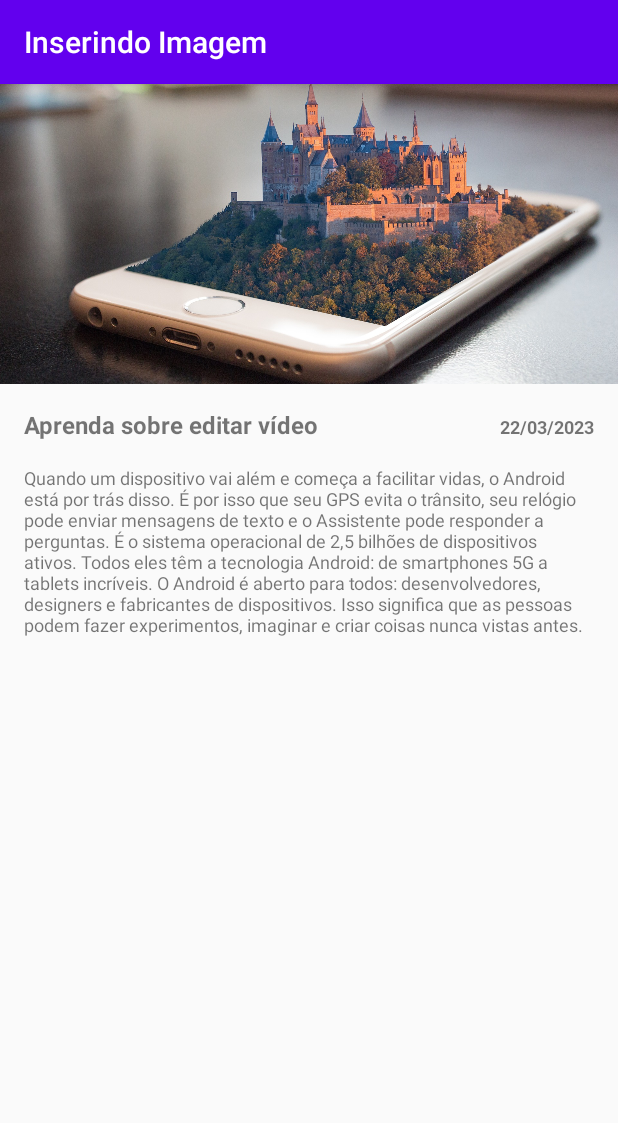
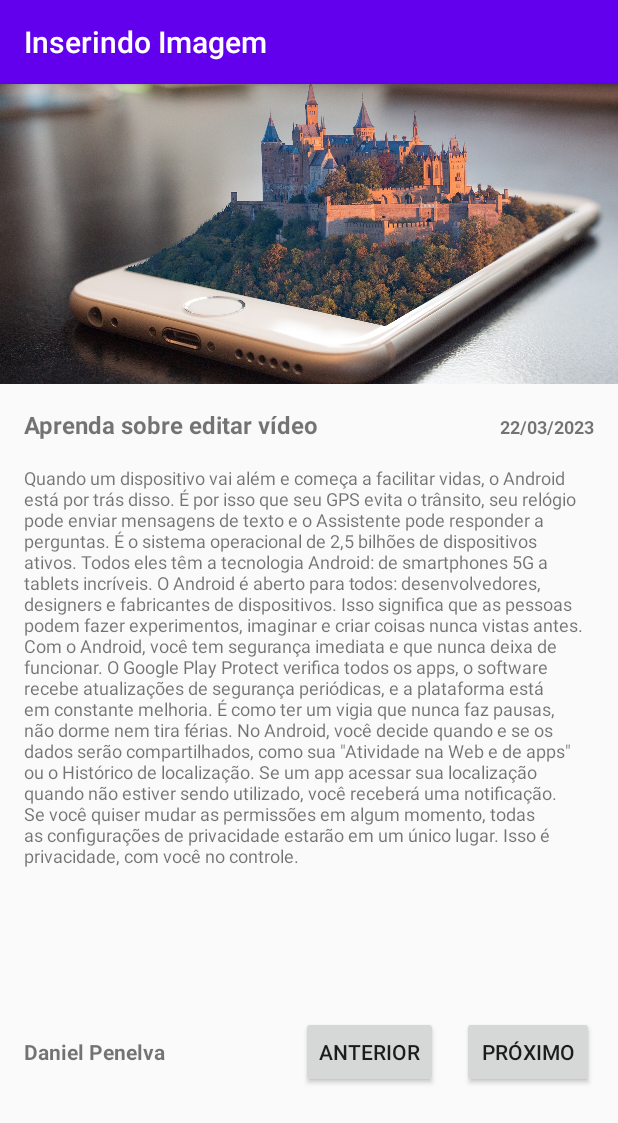
Before and after one commit to Daniel-Penelva/projeto-android-app5-inserindoImagem, an Android app: the screen it shows after launch (MainActivity), on a phone screen of 412 x 824 dp. Shown: the top 1123 px of the screen. Run offline under Robolectric (Android 15) with nearby library versions, the phone set to English and light mode, and no system bars.

Commit message:
Finalizando interface App de notícias

```diff
--- a/app/src/main/AndroidManifest.xml
+++ b/app/src/main/AndroidManifest.xml
@@ -9,7 +9,7 @@
         android:roundIcon="@mipmap/ic_launcher_round"
         android:supportsRtl="true"
         android:theme="@style/AppTheme">
-        <activity android:name=".MainActivity">
+        <activity android:name=".MainActivity" android:screenOrientation="sensor">
             <intent-filter>
                 <action android:name="android.intent.action.MAIN" />
 
--- a/app/src/main/res/layout/activity_main.xml
+++ b/app/src/main/res/layout/activity_main.xml
@@ -1,7 +1,13 @@
 <?xml version="1.0" encoding="utf-8"?>
-<androidx.constraintlayout.widget.ConstraintLayout xmlns:android="http://schemas.android.com/apk/res/android"
+
+<ScrollView xmlns:android="http://schemas.android.com/apk/res/android"
     xmlns:app="http://schemas.android.com/apk/res-auto"
     xmlns:tools="http://schemas.android.com/tools"
+    android:layout_height="match_parent"
+    android:layout_width="match_parent"
+    android:fillViewport="true">
+
+<androidx.constraintlayout.widget.ConstraintLayout
     android:layout_width="match_parent"
     android:layout_height="match_parent"
     tools:context=".MainActivity">
@@ -50,10 +56,48 @@
         android:layout_marginTop="16dp"
         android:layout_marginEnd="16dp"
         android:layout_marginRight="16dp"
-        android:text="Quando um dispositivo vai além e começa a facilitar vidas, o Android está por trás disso. É por isso que seu GPS evita o trânsito, seu relógio pode enviar mensagens de texto e o Assistente pode responder a perguntas. É o sistema operacional de 2,5 bilhões de dispositivos ativos. Todos eles têm a tecnologia Android: de smartphones 5G a tablets incríveis. O Android é aberto para todos: desenvolvedores, designers e fabricantes de dispositivos. Isso significa que as pessoas podem fazer experimentos, imaginar e criar coisas nunca vistas antes."
+        android:text='Quando um dispositivo vai além e começa a facilitar vidas, o Android está por trás disso. É por isso que seu GPS evita o trânsito, seu relógio pode enviar mensagens de texto e o Assistente pode responder a perguntas. É o sistema operacional de 2,5 bilhões de dispositivos ativos. Todos eles têm a tecnologia Android: de smartphones 5G a tablets incríveis. O Android é aberto para todos: desenvolvedores, designers e fabricantes de dispositivos. Isso significa que as pessoas podem fazer experimentos, imaginar e criar coisas nunca vistas antes. Com o Android, você tem segurança imediata e que nunca deixa de funcionar. O Google Play Protect verifica todos os apps, o software recebe atualizações de segurança periódicas, e a plataforma está em constante melhoria. É como ter um vigia que nunca faz pausas, não dorme nem tira férias. No Android, você decide quando e se os dados serão compartilhados, como sua "Atividade na Web e de apps" ou o Histórico de localização. Se um app acessar sua localização quando não estiver sendo utilizado, você receberá uma notificação. Se você quiser mudar as permissões em algum momento, todas as configurações de privacidade estarão em um único lugar. Isso é privacidade, com você no controle.'
         android:textSize="12sp"
         app:layout_constraintEnd_toEndOf="parent"
         app:layout_constraintHorizontal_bias="0.0"
         app:layout_constraintStart_toStartOf="parent"
         app:layout_constraintTop_toBottomOf="@+id/textView" />
+
+    <Button
+        android:id="@+id/button"
+        android:layout_width="wrap_content"
+        android:layout_height="wrap_content"
+        android:layout_marginTop="16dp"
+        android:layout_marginEnd="16dp"
+        android:layout_marginRight="16dp"
+        android:layout_marginBottom="16dp"
+        android:text="Próximo"
+        app:layout_constraintBottom_toBottomOf="parent"
+        app:layout_constraintEnd_toEndOf="parent"
+        app:layout_constraintTop_toBottomOf="@+id/textView3" />
+
+    <Button
+        android:id="@+id/button2"
+        android:layout_width="wrap_content"
+        android:layout_height="wrap_content"
+        android:layout_marginTop="16dp"
+        android:layout_marginEnd="16dp"
+        android:layout_marginRight="16dp"
+        android:layout_marginBottom="16dp"
+        android:text="Anterior"
+        app:layout_constraintBottom_toBottomOf="parent"
+        app:layout_constraintEnd_toStartOf="@+id/button"
+        app:layout_constraintTop_toBottomOf="@+id/textView3" />
+
+    <TextView
+        android:id="@+id/textView4"
+        android:layout_width="wrap_content"
+        android:layout_height="wrap_content"
+        android:layout_marginStart="16dp"
+        android:layout_marginLeft="16dp"
+        android:text="Daniel Penelva"
+        android:textStyle="bold"
+        app:layout_constraintBaseline_toBaselineOf="@+id/button2"
+        app:layout_constraintStart_toStartOf="parent" />
 </androidx.constraintlayout.widget.ConstraintLayout>
+</ScrollView>
```
Also changed, not shown: app/src/main/java/com/formacaoandroidstudio/inserindoimagem/MainActivity.java (+17 -0 lines).
